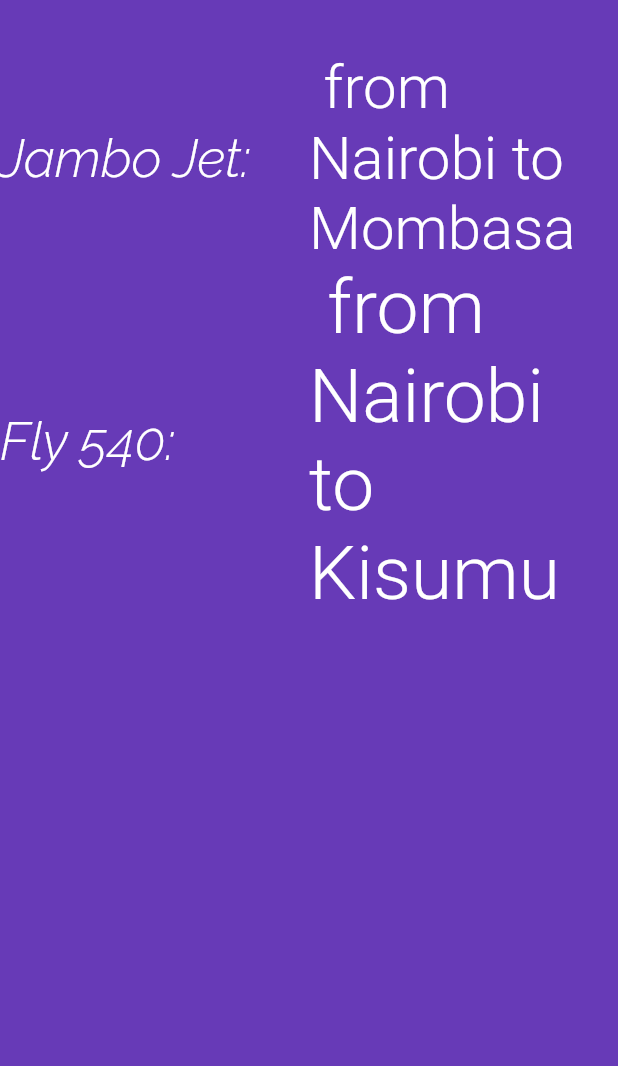
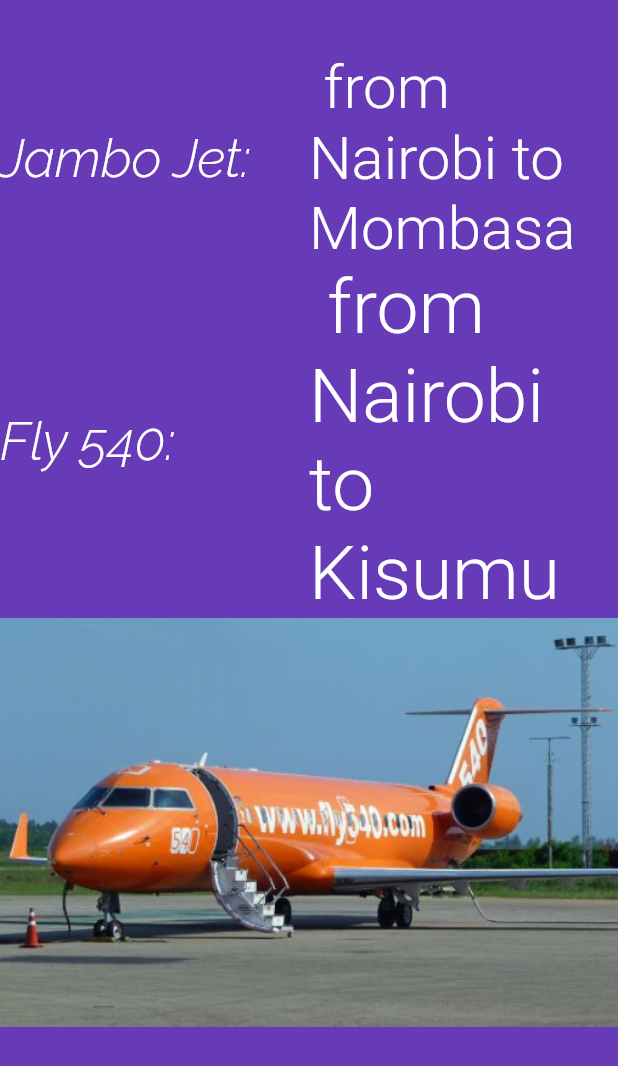
Before and after one commit to gitonga123/hundreds-days-of-code, a Flutter app: the screen it shows after launch, on a phone screen of 412 x 824 dp. Shown: the top 1066 px of the screen. Run offline on Flutter 3.47's test engine with Material 2 defaults, Android fonts, the phone set to English and light mode, and no system bars; our stand-ins replace flutter_spinkit, font_awesome_flutter; Roboto replaces fonts that are missing (LiuJianMaoCao).

Commit message:
Exploring Widgets in Flutter
Row and Column
Text
Scaffold and Appbar
Raised Button
Alert Dialog
Box Constraints
Container
Image
Size, Margin, and Padding

```diff
--- a/flutter_app/lib/app_screens/first_screen.dart
+++ b/flutter_app/lib/app_screens/first_screen.dart
@@ -93,13 +93,23 @@
                       decoration: TextDecoration.none,
                     ),
                   ),
-                )
+                ),
+                // assets
               ],
             ),
+            FlightImageAsset()
           ],
         ),
-
       ),
     );
   }
 }
+
+class FlightImageAsset extends StatelessWidget {
+  @override
+  Widget build(BuildContext context) {
+    AssetImage assetImage = AssetImage("assets/image/540_1.jpg");
+    Image image = Image(image: assetImage);
+    return Container(child: image);
+  }
+}
```
Also changed, not shown: flutter_app/pubspec.yaml (+7 -3 lines), flutter_app/assets/image/540-2.jpg (added), flutter_app/assets/image/540_1.jpg (added), flutter_app/assets/image/Flight-Deals.jpg (added), flutter_app/assets/image/Flights_1.jpg (added), flutter_app/assets/image/Jambo-Jet-Flight-Schedule-to-Uganda-2018.jpg (added), flutter_app/assets/image/jambo2.jpg (added).
